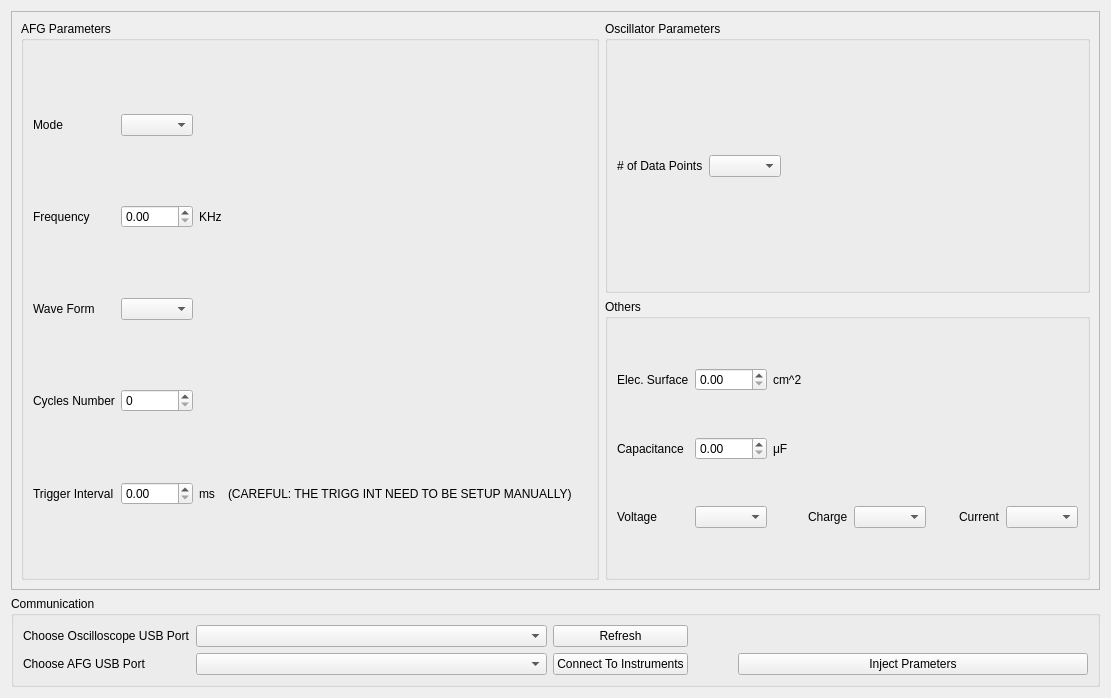
AceEagle/ElectricViewCHU, file gui/views/optionsViewUI.ui: the form before one commit.
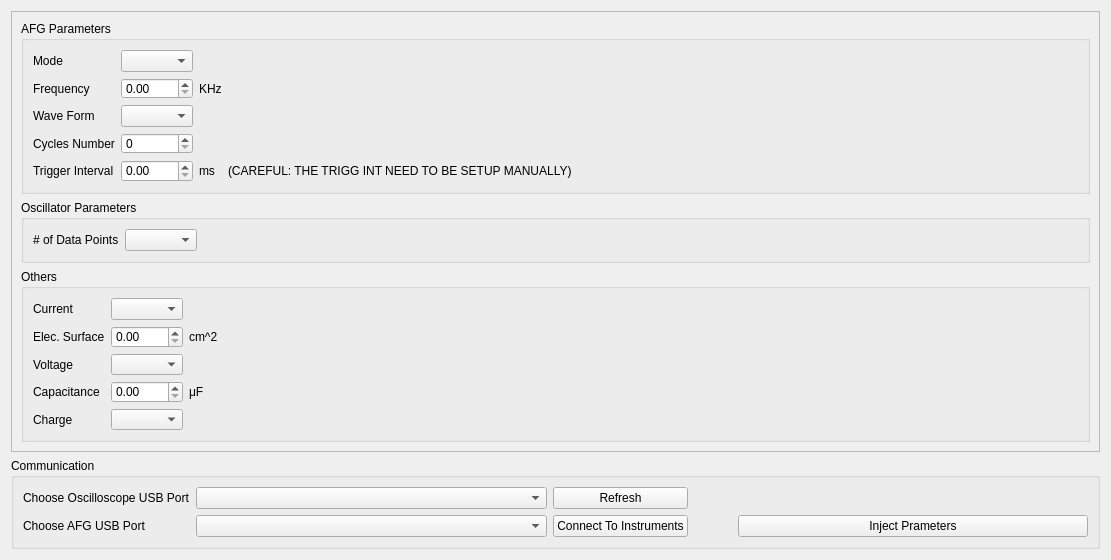
The form after the commit.

Commit message: trying to setup eport to csv

Diff of the .ui file:
```diff
--- a/gui/views/optionsViewUI.ui
+++ b/gui/views/optionsViewUI.ui
@@ -10,97 +10,21 @@
     <x>0</x>
     <y>0</y>
     <width>1111</width>
-    <height>698</height>
+    <height>560</height>
    </rect>
   </property>
-  <property name="minimumSize">
-   <size>
-    <width>1111</width>
-    <height>698</height>
-   </size>
-  </property>
   <property name="windowTitle">
    <string>Form</string>
   </property>
   <layout class="QGridLayout" name="gridLayout">
-   <item row="2" column="0">
-    <widget class="QGroupBox" name="CommunicationBotFrame">
-     <property name="title">
-      <string>Communication</string>
-     </property>
-     <layout class="QGridLayout" name="gridLayout_4">
-      <item row="2" column="3">
-       <spacer name="horizontalSpacer">
-        <property name="orientation">
-         <enum>Qt::Horizontal</enum>
-        </property>
-        <property name="sizeHint" stdset="0">
-         <size>
-          <width>40</width>
-          <height>20</height>
-         </size>
-        </property>
-       </spacer>
-      </item>
-      <item row="2" column="4">
-       <widget class="QPushButton" name="InjectPButton">
-        <property name="minimumSize">
-         <size>
-          <width>350</width>
-          <height>0</height>
-         </size>
-        </property>
-        <property name="text">
-         <string>Inject Prameters</string>
-        </property>
-       </widget>
-      </item>
-      <item row="1" column="0">
-       <widget class="QLabel" name="USBPortsOscilloLabel">
-        <property name="text">
-         <string>Choose Oscilloscope USB Port</string>
-        </property>
-       </widget>
-      </item>
-      <item row="2" column="1">
-       <widget class="QComboBox" name="USBPortsAFGComboBox"/>
-      </item>
-      <item row="1" column="1">
-       <widget class="QComboBox" name="USBPortsOscilloComboBox">
-        <property name="minimumSize">
-         <size>
-          <width>351</width>
-          <height>0</height>
-         </size>
-        </property>
-       </widget>
-      </item>
-      <item row="2" column="0">
-       <widget class="QLabel" name="USBPortsAFGLabel">
-        <property name="text">
-         <string>Choose AFG USB Port</string>
-        </property>
-       </widget>
-      </item>
-      <item row="1" column="2">
-       <widget class="QPushButton" name="RefreshPButton">
-        <property name="text">
-         <string>Refresh</string>
-        </property>
-       </widget>
-      </item>
-      <item row="2" column="2">
-       <widget class="QPushButton" name="ConnectToInstrumentsPButton">
-        <property name="text">
-         <string>Connect To Instruments</string>
-        </property>
-       </widget>
-      </item>
-     </layout>
-    </widget>
-   </item>
    <item row="0" column="0">
     <widget class="QFrame" name="OscilloTopFrame">
+     <property name="sizePolicy">
+      <sizepolicy hsizetype="Preferred" vsizetype="Maximum">
+       <horstretch>0</horstretch>
+       <verstretch>0</verstretch>
+      </sizepolicy>
+     </property>
      <property name="minimumSize">
       <size>
        <width>1071</width>
@@ -117,26 +41,19 @@
       <property name="sizeConstraint">
        <enum>QLayout::SetMaximumSize</enum>
       </property>
-      <item row="0" column="1">
+      <item row="3" column="0">
        <widget class="QGroupBox" name="OscilloParamBox">
+        <property name="sizePolicy">
+         <sizepolicy hsizetype="Preferred" vsizetype="Maximum">
+          <horstretch>0</horstretch>
+          <verstretch>0</verstretch>
+         </sizepolicy>
+        </property>
         <property name="title">
          <string>Oscillator Parameters</string>
         </property>
         <layout class="QGridLayout" name="gridLayout_2">
-         <item row="2" column="2">
-          <spacer name="verticalSpacer">
-           <property name="orientation">
-            <enum>Qt::Vertical</enum>
-           </property>
-           <property name="sizeHint" stdset="0">
-            <size>
-             <width>20</width>
-             <height>40</height>
-            </size>
-           </property>
-          </spacer>
-         </item>
-         <item row="1" column="2">
+         <item row="0" column="2">
           <widget class="QComboBox" name="NbDataPointsComboBox">
            <property name="maximumSize">
             <size>
@@ -146,20 +63,7 @@
            </property>
           </widget>
          </item>
-         <item row="2" column="0">
-          <spacer name="verticalSpacer_8">
-           <property name="orientation">
-            <enum>Qt::Vertical</enum>
-           </property>
-           <property name="sizeHint" stdset="0">
-            <size>
-             <width>20</width>
-             <height>40</height>
-            </size>
-           </property>
-          </spacer>
-         </item>
-         <item row="1" column="0">
+         <item row="0" column="0">
           <widget class="QLabel" name="NbDataPointsLabel">
            <property name="maximumSize">
             <size>
@@ -172,33 +76,7 @@
            </property>
           </widget>
          </item>
-         <item row="0" column="2">
-          <spacer name="verticalSpacer_7">
-           <property name="orientation">
-            <enum>Qt::Vertical</enum>
-           </property>
-           <property name="sizeHint" stdset="0">
-            <size>
-             <width>20</width>
-             <height>40</height>
-            </size>
-           </property>
-          </spacer>
-         </item>
-         <item row="0" column="0">
-          <spacer name="verticalSpacer_11">
-           <property name="orientation">
-            <enum>Qt::Vertical</enum>
-           </property>
-           <property name="sizeHint" stdset="0">
-            <size>
-             <width>20</width>
-             <height>40</height>
-            </size>
-           </property>
-          </spacer>
-         </item>
-         <item row="1" column="3">
+         <item row="0" column="3">
           <spacer name="horizontalSpacer_4">
            <property name="orientation">
             <enum>Qt::Horizontal</enum>
@@ -214,235 +92,28 @@
         </layout>
        </widget>
       </item>
-      <item row="0" column="0" rowspan="2">
-       <widget class="QGroupBox" name="AFGCommBox">
-        <property name="title">
-         <string>AFG Parameters</string>
-        </property>
-        <layout class="QGridLayout" name="gridLayout_3">
-         <item row="10" column="2">
-          <widget class="QLabel" name="label_3">
-           <property name="text">
-            <string>ms</string>
-           </property>
-          </widget>
-         </item>
-         <item row="6" column="0">
-          <widget class="QLabel" name="AFGWaveFormLabel">
-           <property name="text">
-            <string>Wave Form</string>
-           </property>
-          </widget>
-         </item>
-         <item row="7" column="1">
-          <spacer name="verticalSpacer_3">
-           <property name="orientation">
-            <enum>Qt::Vertical</enum>
-           </property>
-           <property name="sizeHint" stdset="0">
-            <size>
-             <width>20</width>
-             <height>40</height>
-            </size>
-           </property>
-          </spacer>
-         </item>
-         <item row="9" column="1">
-          <spacer name="verticalSpacer_2">
-           <property name="orientation">
-            <enum>Qt::Vertical</enum>
-           </property>
-           <property name="sizeHint" stdset="0">
-            <size>
-             <width>20</width>
-             <height>40</height>
-            </size>
-           </property>
-          </spacer>
-         </item>
-         <item row="5" column="1">
-          <spacer name="verticalSpacer_4">
-           <property name="orientation">
-            <enum>Qt::Vertical</enum>
-           </property>
-           <property name="sizeHint" stdset="0">
-            <size>
-             <width>20</width>
-             <height>40</height>
-            </size>
-           </property>
-          </spacer>
-         </item>
-         <item row="11" column="1">
-          <spacer name="verticalSpacer_12">
-           <property name="orientation">
-            <enum>Qt::Vertical</enum>
-           </property>
-           <property name="sizeHint" stdset="0">
-            <size>
-             <width>20</width>
-             <height>40</height>
-            </size>
-           </property>
-          </spacer>
-         </item>
-         <item row="2" column="0">
-          <widget class="QLabel" name="AFGModeLabel">
-           <property name="text">
-            <string>Mode</string>
-           </property>
-          </widget>
-         </item>
-         <item row="8" column="0">
-          <widget class="QLabel" name="AFGPercentageLabel">
-           <property name="text">
-            <string>Cycles Number</string>
-           </property>
-          </widget>
-         </item>
-         <item row="10" column="1">
-          <widget class="QDoubleSpinBox" name="TriggerIntervalDSpinBox"/>
-         </item>
-         <item row="1" column="1">
-          <spacer name="verticalSpacer_6">
-           <property name="orientation">
-            <enum>Qt::Vertical</enum>
-           </property>
-           <property name="sizeHint" stdset="0">
-            <size>
-             <width>20</width>
-             <height>40</height>
-            </size>
-           </property>
-          </spacer>
-         </item>
-         <item row="4" column="0">
-          <widget class="QLabel" name="AFGFrequencyLabel">
-           <property name="text">
-            <string>Frequency</string>
-           </property>
-          </widget>
-         </item>
-         <item row="6" column="1">
-          <widget class="QComboBox" name="AFGWaveFormComboBox"/>
-         </item>
-         <item row="2" column="1">
-          <widget class="QComboBox" name="AFGModeComboBox"/>
-         </item>
-         <item row="3" column="1">
-          <spacer name="verticalSpacer_5">
-           <property name="orientation">
-            <enum>Qt::Vertical</enum>
-           </property>
-           <property name="sizeHint" stdset="0">
-            <size>
-             <width>20</width>
-             <height>40</height>
-            </size>
-           </property>
-          </spacer>
-         </item>
-         <item row="10" column="0">
-          <widget class="QLabel" name="TriggerIntervalLabel">
-           <property name="text">
-            <string>Trigger Interval</string>
-           </property>
-          </widget>
-         </item>
-         <item row="8" column="1">
-          <widget class="QSpinBox" name="AFGPercentageSpinBox"/>
-         </item>
-         <item row="4" column="2">
-          <widget class="QLabel" name="label">
-           <property name="text">
-            <string>KHz</string>
-           </property>
-          </widget>
-         </item>
-         <item row="4" column="1">
-          <widget class="QDoubleSpinBox" name="AFGFrequencyDSpinBox"/>
-         </item>
-         <item row="6" column="4">
-          <spacer name="horizontalSpacer_2">
-           <property name="orientation">
-            <enum>Qt::Horizontal</enum>
-           </property>
-           <property name="sizeHint" stdset="0">
-            <size>
-             <width>40</width>
-             <height>20</height>
-            </size>
-           </property>
-          </spacer>
-         </item>
-         <item row="10" column="3">
-          <widget class="QLabel" name="label_2">
-           <property name="text">
-            <string>(CAREFUL: THE TRIGG INT NEED TO BE SETUP MANUALLY)</string>
-           </property>
-          </widget>
-         </item>
-        </layout>
-       </widget>
-      </item>
-      <item row="1" column="1">
+      <item row="4" column="0">
        <widget class="QGroupBox" name="groupBox">
+        <property name="sizePolicy">
+         <sizepolicy hsizetype="Preferred" vsizetype="Maximum">
+          <horstretch>0</horstretch>
+          <verstretch>0</verstretch>
+         </sizepolicy>
+        </property>
         <property name="title">
          <string>Others</string>
         </property>
         <layout class="QGridLayout" name="gridLayout_6">
-         <item row="5" column="1">
-          <widget class="QComboBox" name="VoltageComboBox"/>
-         </item>
-         <item row="5" column="4">
-          <widget class="QLabel" name="label_8">
-           <property name="text">
-            <string>Charge</string>
+         <item row="0" column="1">
+          <widget class="QComboBox" name="CurrentComboBox">
+           <property name="sizePolicy">
+            <sizepolicy hsizetype="Preferred" vsizetype="Preferred">
+             <horstretch>0</horstretch>
+             <verstretch>0</verstretch>
+            </sizepolicy>
            </property>
           </widget>
          </item>
-         <item row="5" column="5">
-          <widget class="QComboBox" name="ChargeComboBox"/>
-         </item>
-         <item row="1" column="5">
-          <spacer name="horizontalSpacer_3">
-           <property name="orientation">
-            <enum>Qt::Horizontal</enum>
-           </property>
-           <property name="sizeHint" stdset="0">
-            <size>
-             <width>40</width>
-             <height>20</height>
-            </size>
-           </property>
-          </spacer>
-         </item>
-         <item row="0" column="0">
-          <spacer name="verticalSpacer_13">
-           <property name="orientation">
-            <enum>Qt::Vertical</enum>
-           </property>
-           <property name="sizeHint" stdset="0">
-            <size>
-             <width>20</width>
-             <height>40</height>
-            </size>
-           </property>
-          </spacer>
-         </item>
-         <item row="3" column="0">
-          <widget class="QLabel" name="label_5">
-           <property name="text">
-            <string>Capacitance</string>
-           </property>
-          </widget>
-         </item>
-         <item row="1" column="1">
-          <widget class="QDoubleSpinBox" name="ElectrodesSurfaceDSpinBox"/>
-         </item>
-         <item row="3" column="1">
-          <widget class="QDoubleSpinBox" name="CapacitanceDSpinBox"/>
-         </item>
          <item row="1" column="0">
           <widget class="QLabel" name="ElectrodesSurfaceLabel">
            <property name="text">
@@ -450,101 +121,43 @@
            </property>
           </widget>
          </item>
+         <item row="1" column="1">
+          <widget class="QDoubleSpinBox" name="ElectrodesSurfaceDSpinBox">
+           <property name="sizePolicy">
+            <sizepolicy hsizetype="Minimum" vsizetype="Preferred">
+             <horstretch>0</horstretch>
+             <verstretch>0</verstretch>
+            </sizepolicy>
+           </property>
+          </widget>
+         </item>
+         <item row="2" column="1">
+          <widget class="QComboBox" name="VoltageComboBox">
+           <property name="sizePolicy">
+            <sizepolicy hsizetype="Preferred" vsizetype="Preferred">
+             <horstretch>0</horstretch>
+             <verstretch>0</verstretch>
+            </sizepolicy>
+           </property>
+          </widget>
+         </item>
+         <item row="4" column="1">
+          <widget class="QComboBox" name="ChargeComboBox">
+           <property name="sizePolicy">
+            <sizepolicy hsizetype="Preferred" vsizetype="Preferred">
+             <horstretch>0</horstretch>
+             <verstretch>0</verstretch>
+            </sizepolicy>
+           </property>
+          </widget>
+         </item>
          <item row="2" column="0">
-          <spacer name="verticalSpacer_14">
-           <property name="orientation">
-            <enum>Qt::Vertical</enum>
-           </property>
-           <property name="sizeHint" stdset="0">
-            <size>
-             <width>20</width>
-             <height>40</height>
-            </size>
-           </property>
-          </spacer>
-         </item>
-         <item row="3" column="5">
-          <spacer name="horizontalSpacer_5">
-           <property name="orientation">
-            <enum>Qt::Horizontal</enum>
-           </property>
-           <property name="sizeHint" stdset="0">
-            <size>
-             <width>40</width>
-             <height>20</height>
-            </size>
-           </property>
-          </spacer>
-         </item>
-         <item row="4" column="0">
-          <spacer name="verticalSpacer_9">
-           <property name="orientation">
-            <enum>Qt::Vertical</enum>
-           </property>
-           <property name="sizeHint" stdset="0">
-            <size>
-             <width>20</width>
-             <height>40</height>
-            </size>
-           </property>
-          </spacer>
-         </item>
-         <item row="5" column="7">
-          <widget class="QLabel" name="label_9">
-           <property name="text">
-            <string>Current</string>
-           </property>
-          </widget>
-         </item>
-         <item row="5" column="8">
-          <widget class="QComboBox" name="CurrentComboBox"/>
-         </item>
-         <item row="5" column="6">
-          <spacer name="horizontalSpacer_7">
-           <property name="orientation">
-            <enum>Qt::Horizontal</enum>
-           </property>
-           <property name="sizeHint" stdset="0">
-            <size>
-             <width>40</width>
-             <height>20</height>
-            </size>
-           </property>
-          </spacer>
-         </item>
-         <item row="5" column="0">
           <widget class="QLabel" name="label_7">
            <property name="text">
             <string>Voltage</string>
            </property>
           </widget>
          </item>
-         <item row="6" column="0">
-          <spacer name="verticalSpacer_10">
-           <property name="orientation">
-            <enum>Qt::Vertical</enum>
-           </property>
-           <property name="sizeHint" stdset="0">
-            <size>
-             <width>20</width>
-             <height>40</height>
-            </size>
-           </property>
-          </spacer>
-         </item>
-         <item row="5" column="2">
-          <spacer name="horizontalSpacer_6">
-           <property name="orientation">
-            <enum>Qt::Horizontal</enum>
-           </property>
-           <property name="sizeHint" stdset="0">
-            <size>
-             <width>40</width>
-             <height>20</height>
-            </size>
-           </property>
-          </spacer>
-         </item>
          <item row="3" column="2">
           <widget class="QLabel" name="label_6">
            <property name="text">
@@ -552,6 +165,23 @@
            </property>
           </widget>
          </item>
+         <item row="3" column="0">
+          <widget class="QLabel" name="label_5">
+           <property name="text">
+            <string>Capacitance</string>
+           </property>
+          </widget>
+         </item>
+         <item row="3" column="1">
+          <widget class="QDoubleSpinBox" name="CapacitanceDSpinBox">
+           <property name="sizePolicy">
+            <sizepolicy hsizetype="Minimum" vsizetype="Preferred">
+             <horstretch>0</horstretch>
+             <verstretch>0</verstretch>
+            </sizepolicy>
+           </property>
+          </widget>
+         </item>
          <item row="1" column="2">
           <widget class="QLabel" name="label_4">
            <property name="text">
@@ -559,7 +189,244 @@
            </property>
           </widget>
          </item>
+         <item row="0" column="0">
+          <widget class="QLabel" name="label_9">
+           <property name="text">
+            <string>Current</string>
+           </property>
+          </widget>
+         </item>
+         <item row="4" column="0">
+          <widget class="QLabel" name="label_8">
+           <property name="text">
+            <string>Charge</string>
+           </property>
+          </widget>
+         </item>
+         <item row="2" column="2">
+          <spacer name="horizontalSpacer_3">
+           <property name="orientation">
+            <enum>Qt::Horizontal</enum>
+           </property>
+           <property name="sizeHint" stdset="0">
+            <size>
+             <width>40</width>
+             <height>20</height>
+            </size>
+           </property>
+          </spacer>
+         </item>
         </layout>
+       </widget>
+      </item>
+      <item row="2" column="0">
+       <widget class="QGroupBox" name="AFGCommBox">
+        <property name="sizePolicy">
+         <sizepolicy hsizetype="Preferred" vsizetype="Maximum">
+          <horstretch>0</horstretch>
+          <verstretch>0</verstretch>
+         </sizepolicy>
+        </property>
+        <property name="title">
+         <string>AFG Parameters</string>
+        </property>
+        <layout class="QGridLayout" name="gridLayout_3">
+         <item row="4" column="0">
+          <widget class="QLabel" name="AFGPercentageLabel">
+           <property name="text">
+            <string>Cycles Number</string>
+           </property>
+          </widget>
+         </item>
+         <item row="1" column="0">
+          <widget class="QLabel" name="AFGModeLabel">
+           <property name="text">
+            <string>Mode</string>
+           </property>
+          </widget>
+         </item>
+         <item row="3" column="0">
+          <widget class="QLabel" name="AFGWaveFormLabel">
+           <property name="text">
+            <string>Wave Form</string>
+           </property>
+          </widget>
+         </item>
+         <item row="5" column="2">
+          <widget class="QLabel" name="label_3">
+           <property name="text">
+            <string>ms</string>
+           </property>
+          </widget>
+         </item>
+         <item row="2" column="0">
+          <widget class="QLabel" name="AFGFrequencyLabel">
+           <property name="text">
+            <string>Frequency</string>
+           </property>
+          </widget>
+         </item>
+         <item row="5" column="1">
+          <widget class="QDoubleSpinBox" name="TriggerIntervalDSpinBox">
+           <property name="sizePolicy">
+            <sizepolicy hsizetype="Minimum" vsizetype="Preferred">
+             <horstretch>0</horstretch>
+             <verstretch>0</verstretch>
+            </sizepolicy>
+           </property>
+          </widget>
+         </item>
+         <item row="3" column="1">
+          <widget class="QComboBox" name="AFGWaveFormComboBox">
+           <property name="sizePolicy">
+            <sizepolicy hsizetype="Preferred" vsizetype="Preferred">
+             <horstretch>0</horstretch>
+             <verstretch>0</verstretch>
+            </sizepolicy>
+           </property>
+          </widget>
+         </item>
+         <item row="1" column="1">
+          <widget class="QComboBox" name="AFGModeComboBox">
+           <property name="sizePolicy">
+            <sizepolicy hsizetype="Preferred" vsizetype="Preferred">
+             <horstretch>0</horstretch>
+             <verstretch>0</verstretch>
+            </sizepolicy>
+           </property>
+          </widget>
+         </item>
+         <item row="5" column="0">
+          <widget class="QLabel" name="TriggerIntervalLabel">
+           <property name="text">
+            <string>Trigger Interval</string>
+           </property>
+          </widget>
+         </item>
+         <item row="4" column="1">
+          <widget class="QSpinBox" name="AFGPercentageSpinBox">
+           <property name="sizePolicy">
+            <sizepolicy hsizetype="Minimum" vsizetype="Preferred">
+             <horstretch>0</horstretch>
+             <verstretch>0</verstretch>
+            </sizepolicy>
+           </property>
+          </widget>
+         </item>
+         <item row="5" column="3">
+          <widget class="QLabel" name="label_2">
+           <property name="text">
+            <string>(CAREFUL: THE TRIGG INT NEED TO BE SETUP MANUALLY)</string>
+           </property>
+          </widget>
+         </item>
+         <item row="3" column="4">
+          <spacer name="horizontalSpacer_2">
+           <property name="orientation">
+            <enum>Qt::Horizontal</enum>
+           </property>
+           <property name="sizeHint" stdset="0">
+            <size>
+             <width>40</width>
+             <height>20</height>
+            </size>
+           </property>
+          </spacer>
+         </item>
+         <item row="2" column="2">
+          <widget class="QLabel" name="label">
+           <property name="text">
+            <string>KHz</string>
+           </property>
+          </widget>
+         </item>
+         <item row="2" column="1">
+          <widget class="QDoubleSpinBox" name="AFGFrequencyDSpinBox">
+           <property name="sizePolicy">
+            <sizepolicy hsizetype="Minimum" vsizetype="Preferred">
+             <horstretch>0</horstretch>
+             <verstretch>0</verstretch>
+            </sizepolicy>
+           </property>
+          </widget>
+         </item>
+        </layout>
+       </widget>
+      </item>
+     </layout>
+    </widget>
+   </item>
+   <item row="1" column="0">
+    <widget class="QGroupBox" name="CommunicationBotFrame">
+     <property name="title">
+      <string>Communication</string>
+     </property>
+     <layout class="QGridLayout" name="gridLayout_4">
+      <item row="2" column="3">
+       <spacer name="horizontalSpacer">
+        <property name="orientation">
+         <enum>Qt::Horizontal</enum>
+        </property>
+        <property name="sizeHint" stdset="0">
+         <size>
+          <width>40</width>
+          <height>20</height>
+         </size>
+        </property>
+       </spacer>
+      </item>
+      <item row="2" column="4">
+       <widget class="QPushButton" name="InjectPButton">
+        <property name="minimumSize">
+         <size>
+          <width>350</width>
+          <height>0</height>
+         </size>
+        </property>
+        <property name="text">
+         <string>Inject Prameters</string>
+        </property>
+       </widget>
+      </item>
+      <item row="1" column="0">
+       <widget class="QLabel" name="USBPortsOscilloLabel">
+        <property name="text">
+         <string>Choose Oscilloscope USB Port</string>
+        </property>
+       </widget>
+      </item>
+      <item row="2" column="1">
+       <widget class="QComboBox" name="USBPortsAFGComboBox"/>
+      </item>
+      <item row="1" column="1">
+       <widget class="QComboBox" name="USBPortsOscilloComboBox">
+        <property name="minimumSize">
+         <size>
+          <width>351</width>
+          <height>0</height>
+         </size>
+        </property>
+       </widget>
+      </item>
+      <item row="2" column="0">
+       <widget class="QLabel" name="USBPortsAFGLabel">
+        <property name="text">
+         <string>Choose AFG USB Port</string>
+        </property>
+       </widget>
+      </item>
+      <item row="1" column="2">
+       <widget class="QPushButton" name="RefreshPButton">
+        <property name="text">
+         <string>Refresh</string>
+        </property>
+       </widget>
+      </item>
+      <item row="2" column="2">
+       <widget class="QPushButton" name="ConnectToInstrumentsPButton">
+        <property name="text">
+         <string>Connect To Instruments</string>
+        </property>
        </widget>
       </item>
      </layout>
```
The commit also changes 4 other files.
